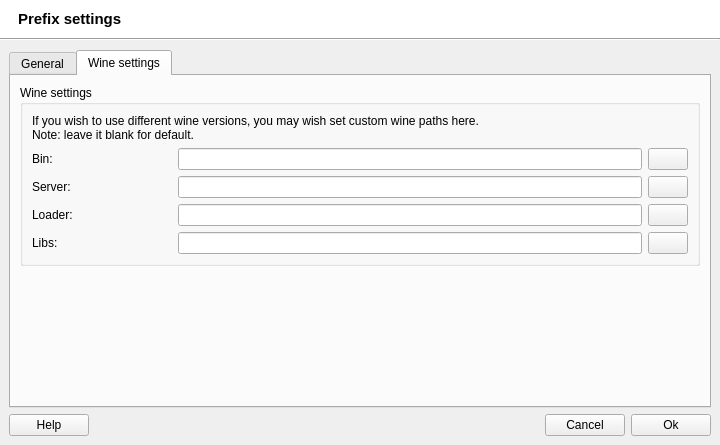
brezerk/q4wine, file src/PrefixSettings.ui: the form before one commit.
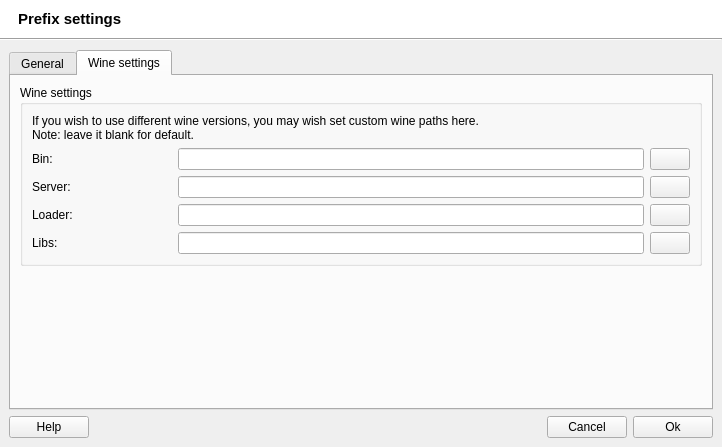
The form after the commit. The open tabs and pages were chosen to show the change. Icons and pictures are not drawn.

```diff
--- a/src/PrefixSettings.ui
+++ b/src/PrefixSettings.ui
@@ -1,12 +1,12 @@
 <ui version="4.0" >
  <class>PrefixSettings</class>
- <widget class="QDialog" name="PrefixSettings" >
-  <property name="geometry" >
+ <widget class="QDialog" name="PrefixSettings">
+  <property name="geometry">
    <rect>
     <x>0</x>
     <y>0</y>
-    <width>720</width>
-    <height>445</height>
+    <width>722</width>
+    <height>447</height>
    </rect>
   </property>
   <property name="minimumSize" >
```
Left out of the diff: 362 changed lines with no effect on the pictures.
